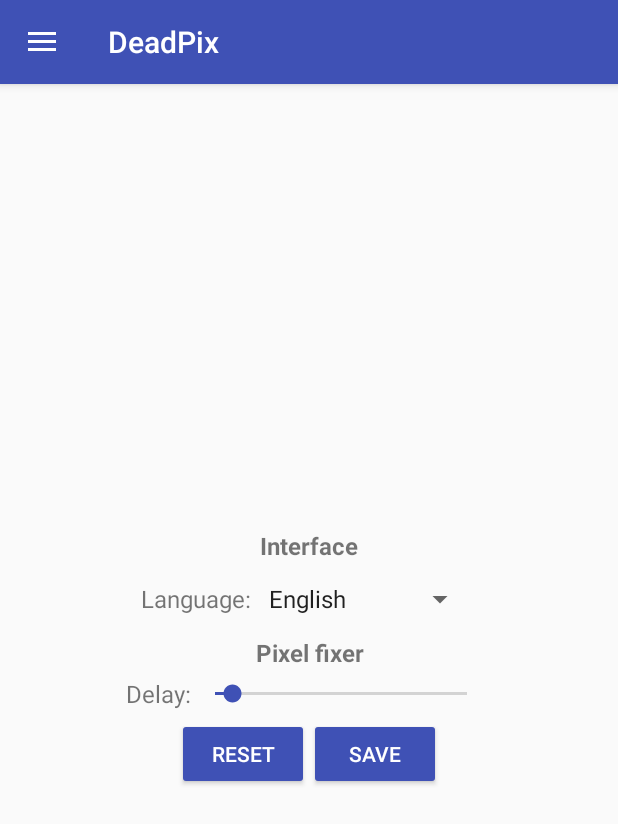
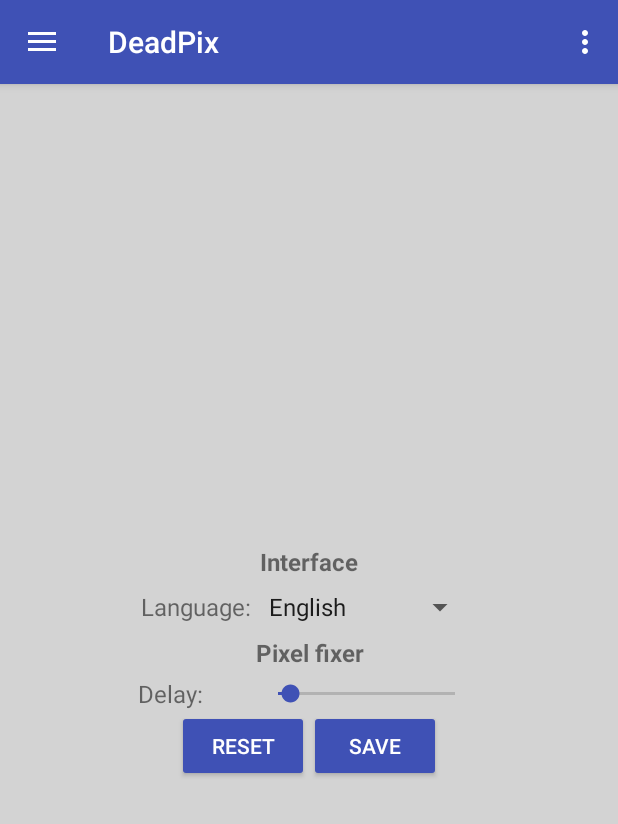
Before and after one commit to CodeDead/DeadPix-android, an Android app: the screen it shows after launch (MainActivity), in the side drawer, after a tap on "Settings", on a phone screen of 412 x 824 dp. Shown: the top 824 px of the screen. Run offline under Robolectric (Android 15) with nearby library versions, the phone set to English and light mode, and no system bars.

Commit message:
* Design changes * Code optimisations

```diff
--- a/app/build.gradle
+++ b/app/build.gradle
@@ -7,15 +7,15 @@
         applicationId "com.codedead.deadpix"
         minSdkVersion 19
         targetSdkVersion 27
-        versionCode 2
-        versionName '1.5.1'
+        versionCode 3
+        versionName '1.6'
         testInstrumentationRunner "android.support.test.runner.AndroidJUnitRunner"
         vectorDrawables.useSupportLibrary = true
     }
     buildTypes {
         release {
             minifyEnabled true
-            proguardFiles getDefaultProguardFile('proguard-android.txt'), 'proguard-rules.pro'
+            proguardFiles getDefaultProguardFile('proguard-android-optimize.txt'), 'proguard-rules.pro'
         }
     }
     productFlavors {
--- a/app/src/main/java/com/codedead/deadpix/gui/FixActivity.java
+++ b/app/src/main/java/com/codedead/deadpix/gui/FixActivity.java
@@ -6,7 +6,6 @@
 import android.content.res.Configuration;
 import android.graphics.Color;
 import android.os.CountDownTimer;
-import android.support.v4.content.ContextCompat;
 import android.support.v7.app.ActionBar;
 import android.support.v7.app.AppCompatActivity;
 import android.os.Bundle;
@@ -117,45 +116,17 @@
 
         findViewById(R.id.BtnCloseFix).setOnTouchListener(mDelayHideTouchListener);
 
-        String color;
         if (getIntent() != null) {
 
             fixDelay = getIntent().getIntExtra("delay", 100);
 
-            if (getIntent().getStringExtra("color") != null) {
-                color = getIntent().getStringExtra("color");
+            if (getIntent().getIntExtra("color", -10) != -10) {
+                frameLayout.setBackgroundColor(getIntent().getIntExtra("color", 0));
+            }
 
-                switch (color) {
-                    case "red":
-                        frameLayout.setBackgroundColor(ContextCompat.getColor(this, R.color.red));
-                        break;
-                    case "green":
-                        frameLayout.setBackgroundColor(ContextCompat.getColor(this, R.color.green));
-                        break;
-                    case "blue":
-                        frameLayout.setBackgroundColor(ContextCompat.getColor(this, R.color.blue));
-                        break;
-                    case "yellow":
-                        frameLayout.setBackgroundColor(ContextCompat.getColor(this, R.color.yellow));
-                        break;
-                    case "white":
-                        frameLayout.setBackgroundColor(ContextCompat.getColor(this, android.R.color.white));
-                        break;
-                    case "black":
-                        frameLayout.setBackgroundColor(ContextCompat.getColor(this, android.R.color.black));
-                        break;
-                    case "orange":
-                        frameLayout.setBackgroundColor(ContextCompat.getColor(this, R.color.orange));
-                        break;
-                    case "darkblue":
-                        frameLayout.setBackgroundColor(ContextCompat.getColor(this, R.color.darkblue));
-                        break;
-                    case "purple":
-                        frameLayout.setBackgroundColor(ContextCompat.getColor(this, R.color.purple));
-                        break;
-                    case "fix":
-                        fix();
-                        break;
+            if (getIntent().getStringExtra("action") != null) {
+                if (getIntent().getStringExtra("action").equals("fix")) {
+                    fix();
                 }
             }
         }
--- a/app/src/main/java/com/codedead/deadpix/gui/MainActivity.java
+++ b/app/src/main/java/com/codedead/deadpix/gui/MainActivity.java
@@ -13,12 +13,15 @@
 import android.support.design.widget.FloatingActionButton;
 import android.support.design.widget.NavigationView;
 import android.support.v4.app.ShareCompat;
+import android.support.v4.content.ContextCompat;
 import android.support.v4.view.GravityCompat;
 import android.support.v4.widget.DrawerLayout;
 import android.support.v7.app.ActionBarDrawerToggle;
 import android.support.v7.app.AlertDialog;
 import android.support.v7.app.AppCompatActivity;
 import android.support.v7.widget.Toolbar;
+import android.view.Menu;
+import android.view.MenuInflater;
 import android.view.MenuItem;
 import android.view.View;
 import android.widget.Button;
@@ -82,6 +85,23 @@
         content_alerts();
     }
 
+    @Override
+    public boolean onCreateOptionsMenu(Menu menu) {
+        MenuInflater inflater = getMenuInflater();
+        inflater.inflate(R.menu.main_menu, menu);
+        return true;
+    }
+
+    @Override
+    public boolean onOptionsItemSelected(MenuItem item) {
+        switch (item.getItemId()) {
+            case R.id.nav_donate:
+                openSite("https://codedead.com/?page_id=302");
+                break;
+        }
+        return true;
+    }
+
     private void content_fixer() {
         FloatingActionButton fabRed = findViewById(R.id.fab_red);
         FloatingActionButton fabGreen = findViewById(R.id.fab_green);
@@ -95,88 +115,84 @@
 
         Button btnFix = findViewById(R.id.BtnFix);
 
-        final Intent intent = new Intent(this, FixActivity.class);
-
         fabRed.setOnClickListener(new View.OnClickListener() {
             @Override
             public void onClick(View v) {
-                intent.putExtra("color", "red");
-                startActivity(intent);
+                openLocator(ContextCompat.getColor(MainActivity.this, R.color.red));
             }
         });
 
         fabGreen.setOnClickListener(new View.OnClickListener() {
             @Override
             public void onClick(View v) {
-                intent.putExtra("color", "green");
-                startActivity(intent);
+                openLocator(ContextCompat.getColor(MainActivity.this, R.color.green));
             }
         });
 
         fabBlue.setOnClickListener(new View.OnClickListener() {
             @Override
             public void onClick(View v) {
-                intent.putExtra("color", "blue");
-                startActivity(intent);
+                openLocator(ContextCompat.getColor(MainActivity.this, R.color.blue));
             }
         });
 
         fabYellow.setOnClickListener(new View.OnClickListener() {
             @Override
             public void onClick(View v) {
-                intent.putExtra("color", "yellow");
-                startActivity(intent);
+                openLocator(ContextCompat.getColor(MainActivity.this, R.color.yellow));
             }
         });
 
         fabWhite.setOnClickListener(new View.OnClickListener() {
             @Override
             public void onClick(View v) {
-                intent.putExtra("color", "white");
-                startActivity(intent);
+                openLocator(ContextCompat.getColor(MainActivity.this, android.R.color.white));
             }
         });
 
         fabBlack.setOnClickListener(new View.OnClickListener() {
             @Override
             public void onClick(View v) {
-                intent.putExtra("color", "black");
-                startActivity(intent);
+                openLocator(ContextCompat.getColor(MainActivity.this, android.R.color.black));
             }
         });
 
         fabOrange.setOnClickListener(new View.OnClickListener() {
             @Override
             public void onClick(View v) {
-                intent.putExtra("color", "orange");
-                startActivity(intent);
+                openLocator(ContextCompat.getColor(MainActivity.this, R.color.orange));
             }
         });
 
         fabDarkBlue.setOnClickListener(new View.OnClickListener() {
             @Override
             public void onClick(View v) {
-                intent.putExtra("color", "darkblue");
-                startActivity(intent);
+                openLocator(ContextCompat.getColor(MainActivity.this, R.color.darkblue));
             }
         });
 
         fabPurple.setOnClickListener(new View.OnClickListener() {
             @Override
             public void onClick(View v) {
-                intent.putExtra("color", "purple");
-                startActivity(intent);
+                openLocator(ContextCompat.getColor(MainActivity.this, R.color.purple));
             }
         });
 
         btnFix.setOnClickListener(new View.OnClickListener() {
             @Override
             public void onClick(View v) {
-                intent.putExtra("color", "fix");
+                Intent intent = new Intent(MainActivity.this, FixActivity.class);
+                intent.putExtra("action", "fix");
                 intent.putExtra("delay", sharedPreferences.getInt("delay", 1));
                 startActivity(intent);
             }
         });
+    }
+
+    private void openLocator(int color) {
+        Intent intent = new Intent(this, FixActivity.class);
+        intent.putExtra("color", color);
+        startActivity(intent);
     }
 
     private void content_help() {
--- a/app/src/main/res/drawable/side_nav_bar.xml
+++ b/app/src/main/res/drawable/side_nav_bar.xml
@@ -1,7 +1,7 @@
 <shape xmlns:android="http://schemas.android.com/apk/res/android"
     android:shape="rectangle">
     <gradient
-        android:angle="135"
+        android:angle="180"
         android:centerColor="@color/colorPrimaryDark"
         android:endColor="@color/colorPrimary"
         android:startColor="@color/colorPrimary"
--- a/app/src/main/res/layout/app_bar_main.xml
+++ b/app/src/main/res/layout/app_bar_main.xml
@@ -6,6 +6,7 @@
     android:layout_width="match_parent"
     android:layout_height="match_parent"
     tools:context="com.codedead.deadpix.gui.MainActivity"
+    android:background="@color/lightgray"
     android:orientation="vertical">
 
     <android.support.design.widget.AppBarLayout
--- a/app/src/main/res/layout/content_about.xml
+++ b/app/src/main/res/layout/content_about.xml
@@ -33,6 +33,7 @@
 
             <ImageButton
                 android:id="@+id/BtnFacebook"
+                style="@android:style/Widget.Holo.ImageButton"
                 android:layout_width="wrap_content"
                 android:layout_height="wrap_content"
                 android:contentDescription="@string/descr_facebook_logo"
@@ -40,6 +41,7 @@
 
             <ImageButton
                 android:id="@+id/BtnTwitter"
+                style="@android:style/Widget.Holo.ImageButton"
                 android:layout_width="wrap_content"
                 android:layout_height="wrap_content"
                 android:contentDescription="@string/descr_twitter_logo"
--- a/app/src/main/res/layout/content_settings.xml
+++ b/app/src/main/res/layout/content_settings.xml
@@ -3,7 +3,7 @@
     android:layout_width="match_parent"
     android:layout_height="match_parent">
 
-    <LinearLayout
+    <TableLayout
         android:layout_width="match_parent"
         android:layout_height="wrap_content"
         android:layout_gravity="center"
@@ -14,18 +14,11 @@
             android:layout_height="wrap_content"
             android:layout_margin="5dp"
             android:text="@string/text_interface"
+            android:textSize="16sp"
             android:textAlignment="center"
-            android:textSize="16sp"
-            android:textStyle="bold">
+            android:textStyle="bold" />
 
-        </TextView>
-
-        <LinearLayout
-            android:layout_width="match_parent"
-            android:layout_height="wrap_content"
-            android:layout_margin="5dp"
-            android:gravity="center">
-
+        <TableRow android:gravity="center">
             <TextView
                 android:layout_width="wrap_content"
                 android:layout_height="wrap_content"
@@ -39,25 +32,18 @@
                 android:layout_height="wrap_content"
                 android:layout_margin="2dp"
                 android:entries="@array/array_languages" />
-
-        </LinearLayout>
+        </TableRow>
 
         <TextView
             android:layout_width="match_parent"
             android:layout_height="wrap_content"
             android:layout_margin="5dp"
             android:text="@string/nav_pixel_fixer"
+            android:textSize="16sp"
             android:textAlignment="center"
-            android:textSize="16sp"
-            android:textStyle="bold">
+            android:textStyle="bold" />
 
-        </TextView>
-
-        <LinearLayout
-            android:layout_width="match_parent"
-            android:layout_height="wrap_content"
-            android:gravity="center">
-
+        <TableRow android:gravity="center">
             <TextView
                 android:layout_width="wrap_content"
                 android:layout_height="wrap_content"
@@ -66,16 +52,14 @@
 
             <SeekBar
                 android:id="@+id/SbDelay"
-                android:layout_width="200dp"
+                android:layout_width="match_parent"
                 android:layout_height="wrap_content"
                 android:max="1500" />
-
-        </LinearLayout>
+        </TableRow>
 
         <LinearLayout
-            android:layout_width="match_parent"
+            android:layout_width="wrap_content"
             android:layout_height="wrap_content"
-            android:layout_margin="5dp"
             android:gravity="center">
 
             <Button
@@ -91,9 +75,10 @@
                 android:layout_width="wrap_content"
                 android:layout_height="wrap_content"
                 android:text="@string/button_save" />
-
         </LinearLayout>
 
-    </LinearLayout>
+    </TableLayout>
+
+
 
 </ScrollView>
--- /dev/null
+++ b/app/src/main/res/menu/main_menu.xml
@@ -0,0 +1,9 @@
+<?xml version="1.0" encoding="utf-8"?>
+<menu xmlns:android="http://schemas.android.com/apk/res/android">
+
+    <item
+        android:id="@+id/nav_donate"
+        android:title="@string/nav_donate">
+    </item>
+
+</menu>
--- a/app/src/main/res/values/colors.xml
+++ b/app/src/main/res/values/colors.xml
@@ -4,13 +4,14 @@
     <color name="colorPrimaryDark">#303F9F</color>
     <color name="colorAccent">#3F51B5</color>
 
-    <color name="red" type="color">#FFFF4444</color>
-    <color name="green" type="color">#FF99CC00</color>
-    <color name="blue" type="color">#FF33B5E5</color>
-    <color name="yellow" type="color">#ffee00</color>
-    <color name="orange" type="color">#ffa500</color>
-    <color name="darkblue" type="color">#000080</color>
-    <color name="purple" type="color">#551A8B</color>
+    <color name="red">#FFFF4444</color>
+    <color name="green">#FF99CC00</color>
+    <color name="blue">#FF33B5E5</color>
+    <color name="yellow">#ffee00</color>
+    <color name="orange">#ffa500</color>
+    <color name="darkblue">#000080</color>
+    <color name="purple">#551A8B</color>
 
     <color name="black_overlay">#66000000</color>
+    <color name="lightgray">#D3D3D3</color>
 </resources>
--- a/app/src/main/res/values/dimens.xml
+++ b/app/src/main/res/values/dimens.xml
@@ -1,6 +1,4 @@
 <resources>
     <dimen name="activity_horizontal_margin">16dp</dimen>
     <dimen name="activity_vertical_margin">16dp</dimen>
-    <dimen name="nav_header_vertical_spacing">16dp</dimen>
-    <dimen name="nav_header_height">160dp</dimen>
 </resources>
--- a/app/src/main/res/values/strings.xml
+++ b/app/src/main/res/values/strings.xml
@@ -34,6 +34,8 @@
     <string name="descr_facebook_logo" translatable="false">Facebook logo</string>
     <string name="descr_twitter_logo" translatable="false">Twitter logo</string>
     <string name="alert_review_never">Never</string>
+    <string name="content_codedead_logo" translatable="false">CodeDead Logo</string>
+    <string name="nav_donate">Donate</string>
 
     <string-array name="array_languages" translatable="false">
         <item>English</item>
```
Also changed, not shown: app/src/main/res/layout/nav_header_main.xml (+19 -5 lines), app/src/main/res/drawable/codedead.png (added), 4 other files.
